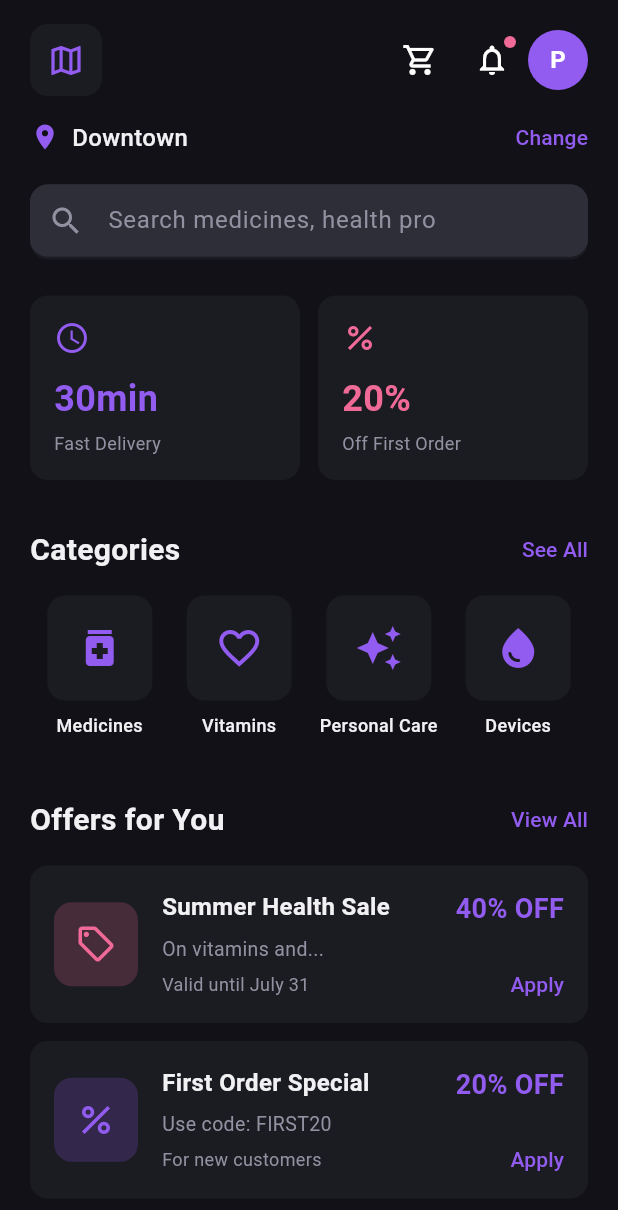
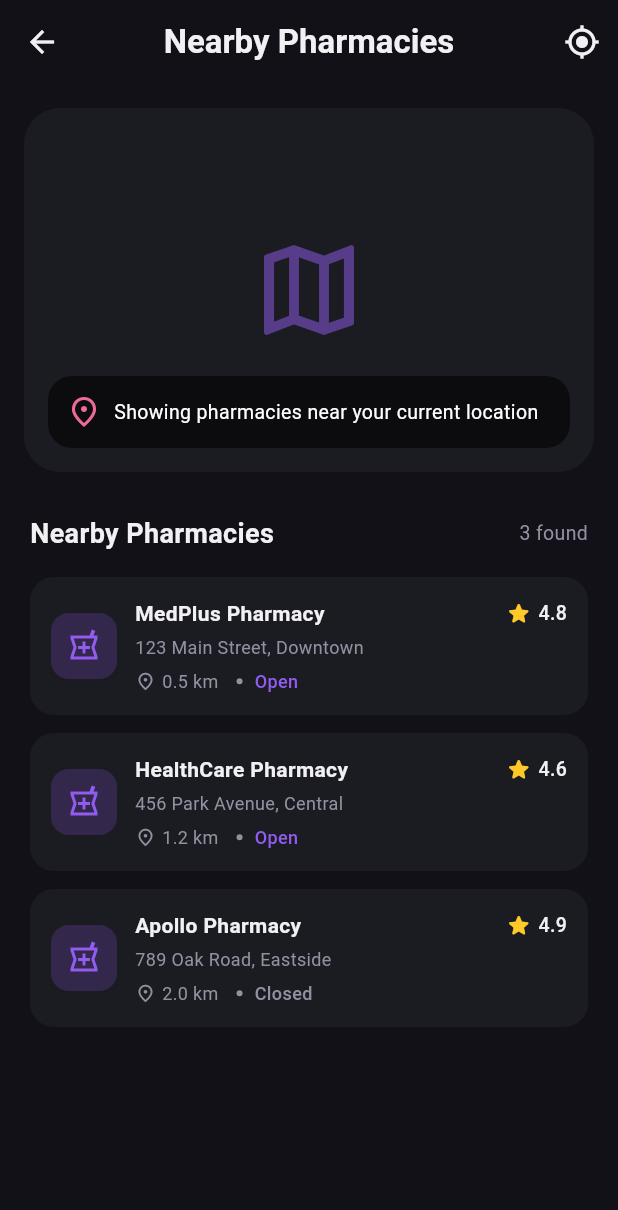
Before and after one commit to PeterBotros/Blitzora, a Flutter app: the HomePage screen opened by its route, after a tap on the "map" icon, on a phone screen of 412 x 824 dp. Shown: the top 1210 px of the screen. Run offline on Flutter 3.47's test engine with Material 3 defaults, Android fonts, the phone set to English and light mode, and no system bars; our stand-ins replace dartz, dio, equatable, flutter_bloc, get_it.

Commit message:
adding map-page

```diff
--- a/front-end/lib/core/navigation/app_navigator.dart
+++ b/front-end/lib/core/navigation/app_navigator.dart
@@ -82,6 +82,11 @@ class AppNavigator {
     return pushNamed<T>(context, AppRoutes.dashboard);
   }
 
+  /// Navigate to Map screen
+  static Future<T?> toMapScreen<T>(BuildContext context) {
+    return pushNamed<T>(context, AppRoutes.mapScreen);
+  }
+
   /// Navigate to Profile
   static Future<T?> toProfile<T>(BuildContext context) {
     return pushNamed<T>(context, AppRoutes.profile);
--- a/front-end/lib/core/routes/app_routes.dart
+++ b/front-end/lib/core/routes/app_routes.dart
@@ -11,6 +11,9 @@ class AppRoutes {
   static const String home = '/';
   static const String dashboard = '/dashboard';
 
+  // Map Routes
+  static const String mapScreen = '/map';
+
   // Profile Routes
   static const String profile = '/profile';
 
--- a/front-end/lib/core/routes/route_generator.dart
+++ b/front-end/lib/core/routes/route_generator.dart
@@ -4,6 +4,7 @@ import '../../features/auth/presentation/pages/sign_in_page.dart';
 import '../../features/auth/presentation/pages/sign_up_page.dart';
 import '../../features/home/presentation/pages/home_page.dart';
 import '../../features/profile/presentation/pages/profile_page.dart';
+import '../../features/map/presentation/pages/map_page.dart';
 import '../theme/app_transitions.dart';
 import 'app_routes.dart';
 
@@ -32,6 +33,12 @@ class RouteGenerator {
       case AppRoutes.home:
         return _buildRoute(
           const HomePage(),
+          settings: settings,
+        );
+
+      case AppRoutes.mapScreen:
+        return _buildRoute(
+          const MapScreenPage(),
           settings: settings,
         );
 
--- a/front-end/lib/features/home/presentation/pages/home_page.dart
+++ b/front-end/lib/features/home/presentation/pages/home_page.dart
@@ -1,5 +1,6 @@
 import 'package:flutter/material.dart';
 import '../../../../core/constants/colors/app_colors.dart';
+import '../../../../core/navigation/app_navigator.dart';
 import '../widgets/promo_card.dart';
 import '../widgets/category_item.dart';
 import '../widgets/offer_card.dart';
@@ -245,89 +246,6 @@ class _HomePageState extends State<HomePage> {
                   ],
                 ),
               ),
-
-              const SizedBox(height: 40),
-
-              // Nearby Pharmacies Section
-              Padding(
-                padding: const EdgeInsets.symmetric(horizontal: 20),
-                child: Row(
-                  mainAxisAlignment: MainAxisAlignment.spaceBetween,
-                  children: [
-                    Text(
-                      'Nearby Pharmacies',
-                      style: TextStyle(
-                        color: foregroundColor,
-                        fontSize: 20,
-                        fontWeight: FontWeight.bold,
-                      ),
-                    ),
-                    TextButton(
-                      onPressed: () {},
-                      style: TextButton.styleFrom(
-                        padding: EdgeInsets.zero,
-                        minimumSize: Size.zero,
-                        tapTargetSize: MaterialTapTargetSize.shrinkWrap,
-                      ),
-                      child: Text(
-                        'View Map',
-                        style: TextStyle(
-                          color: primaryColor,
-                          fontSize: 14,
-                          fontWeight: FontWeight.w500,
-                        ),
-                      ),
-                    ),
-                  ],
-                ),
-              ),
-              const SizedBox(height: 16),
-              Padding(
-                padding: const EdgeInsets.symmetric(horizontal: 20),
-                child: Column(
-                  children: [
-                    PharmacyCard(
-                      name: 'MedPlus Pharmacy',
-                      address: '123 Main Street, Downtown',
-                      rating: 4.8,
-                      distance: '0.5 km',
-                      isOpen: true,
-                      primaryColor: primaryColor,
-                      accentColor: accentColor,
-                      cardColor: cardColor,
-                      foregroundColor: foregroundColor,
-                      mutedColor: mutedForegroundColor,
-                    ),
-                    const SizedBox(height: 12),
-                    PharmacyCard(
-                      name: 'HealthCare Pharmacy',
-                      address: '456 Park Avenue, Central',
-                      rating: 4.6,
-                      distance: '1.2 km',
-                      isOpen: true,
-                      primaryColor: primaryColor,
-                      accentColor: accentColor,
-                      cardColor: cardColor,
-                      foregroundColor: foregroundColor,
-                      mutedColor: mutedForegroundColor,
-                    ),
-                    const SizedBox(height: 12),
-                    PharmacyCard(
-                      name: 'Apollo Pharmacy',
-                      address: '789 Oak Road, Eastside',
-                      rating: 4.9,
-                      distance: '2.0 km',
-                      isOpen: false,
-                      primaryColor: primaryColor,
-                      accentColor: accentColor,
-                      cardColor: cardColor,
-                      foregroundColor: foregroundColor,
-                      mutedColor: mutedForegroundColor,
-                    ),
-                  ],
-                ),
-              ),
-              const SizedBox(height: 20),
             ],
           ),
         ),
--- a/front-end/lib/features/home/presentation/widgets/home_top_bar.dart
+++ b/front-end/lib/features/home/presentation/widgets/home_top_bar.dart
@@ -22,7 +22,9 @@ class HomeTopBar extends StatelessWidget {
         children: [
           // Map shortcut button
           InkWell(
-            onTap: () {},
+            onTap: () {
+              AppNavigator.toMapScreen(context);
+            },
             borderRadius: BorderRadius.circular(12),
             child: Container(
               width: 48,
--- /dev/null
+++ b/front-end/lib/features/map/presentation/pages/map_page.dart
@@ -0,0 +1,303 @@
+import 'package:flutter/material.dart';
+
+import '../../../../core/constants/colors/app_colors.dart';
+
+/// Map screen showing nearby pharmacies on a map view
+class MapScreenPage extends StatelessWidget {
+  const MapScreenPage({super.key});
+
+  @override
+  Widget build(BuildContext context) {
+    final primaryColor = AppColors.toColor(AppColors.darkPrimary);
+    final accentColor = AppColors.toColor(AppColors.darkAccent);
+    final backgroundColor = AppColors.toColor(AppColors.darkBackground);
+    final cardColor = AppColors.toColor(AppColors.darkCard);
+    final foregroundColor = AppColors.toColor(AppColors.darkForeground);
+    final mutedForegroundColor =
+        AppColors.toColor(AppColors.darkMutedForeground);
+
+    return Scaffold(
+      backgroundColor: backgroundColor,
+      appBar: AppBar(
+        backgroundColor: backgroundColor,
+        elevation: 0,
+        iconTheme: IconThemeData(color: foregroundColor),
+        title: Text(
+          'Nearby Pharmacies',
+          style: TextStyle(
+            color: foregroundColor,
+            fontWeight: FontWeight.bold,
+          ),
+        ),
+        actions: [
+          IconButton(
+            icon: const Icon(Icons.my_location_outlined),
+            onPressed: () {
+              // TODO: Center map on current location
+            },
+          ),
+        ],
+      ),
+      body: Column(
+        children: [
+          // Map placeholder
+          AspectRatio(
+            aspectRatio: 3 / 2,
+            child: Container(
+              margin: const EdgeInsets.all(16),
+              decoration: BoxDecoration(
+                color: cardColor,
+                borderRadius: BorderRadius.circular(24),
+              ),
+              child: Stack(
+                children: [
+                  // TODO: Replace with real map widget (e.g. GoogleMap)
+                  Center(
+                    child: Icon(
+                      Icons.map_outlined,
+                      size: 80,
+                      color: primaryColor.withOpacity(0.5),
+                    ),
+                  ),
+                  Positioned(
+                    left: 16,
+                    bottom: 16,
+                    right: 16,
+                    child: Container(
+                      padding: const EdgeInsets.all(12),
+                      decoration: BoxDecoration(
+                        color: Colors.black.withOpacity(0.55),
+                        borderRadius: BorderRadius.circular(16),
+                      ),
+                      child: Row(
+                        children: [
+                          Icon(
+                            Icons.place_outlined,
+                            color: accentColor,
+                          ),
+                          const SizedBox(width: 8),
+                          Expanded(
+                            child: Text(
+                              'Showing pharmacies near your current location',
+                              style: TextStyle(
+                                color: Colors.white,
+                                fontSize: 13,
+                              ),
+                            ),
+                          ),
+                        ],
+                      ),
+                    ),
+                  ),
+                ],
+              ),
+            ),
+          ),
+          Expanded(
+            child: Container(
+              decoration: BoxDecoration(
+                color: backgroundColor,
+                borderRadius: const BorderRadius.vertical(
+                  top: Radius.circular(24),
+                ),
+              ),
+              child: ListView(
+                padding:
+                    const EdgeInsets.symmetric(horizontal: 20, vertical: 12),
+                children: [
+                  Row(
+                    mainAxisAlignment: MainAxisAlignment.spaceBetween,
+                    children: [
+                      Text(
+                        'Nearby Pharmacies',
+                        style: TextStyle(
+                          color: foregroundColor,
+                          fontSize: 18,
+                          fontWeight: FontWeight.bold,
+                        ),
+                      ),
+                      Text(
+                        '3 found',
+                        style: TextStyle(
+                          color: mutedForegroundColor,
+                          fontSize: 13,
+                        ),
+                      ),
+                    ],
+                  ),
+                  const SizedBox(height: 16),
+                  _PharmacyListTile(
+                    name: 'MedPlus Pharmacy',
+                    address: '123 Main Street, Downtown',
+                    distance: '0.5 km',
+                    rating: 4.8,
+                    isOpen: true,
+                    primaryColor: primaryColor,
+                    foregroundColor: foregroundColor,
+                    mutedColor: mutedForegroundColor,
+                    cardColor: cardColor,
+                  ),
+                  _PharmacyListTile(
+                    name: 'HealthCare Pharmacy',
+                    address: '456 Park Avenue, Central',
+                    distance: '1.2 km',
+                    rating: 4.6,
+                    isOpen: true,
+                    primaryColor: primaryColor,
+                    foregroundColor: foregroundColor,
+                    mutedColor: mutedForegroundColor,
+                    cardColor: cardColor,
+                  ),
+                  _PharmacyListTile(
+                    name: 'Apollo Pharmacy',
+                    address: '789 Oak Road, Eastside',
+                    distance: '2.0 km',
+                    rating: 4.9,
+                    isOpen: false,
+                    primaryColor: primaryColor,
+                    foregroundColor: foregroundColor,
+                    mutedColor: mutedForegroundColor,
+                    cardColor: cardColor,
+                  ),
+                ],
+              ),
+            ),
+          ),
+        ],
+      ),
+    );
+  }
+}
+
+class _PharmacyListTile extends StatelessWidget {
+  final String name;
+  final String address;
+  final String distance;
+  final double rating;
+  final bool isOpen;
+  final Color primaryColor;
+  final Color foregroundColor;
+  final Color mutedColor;
+  final Color cardColor;
+
+  const _PharmacyListTile({
+    required this.name,
+    required this.address,
+    required this.distance,
+    required this.rating,
+    required this.isOpen,
+    required this.primaryColor,
+    required this.foregroundColor,
+    required this.mutedColor,
+    required this.cardColor,
+  });
+
+  @override
+  Widget build(BuildContext context) {
+    return Container(
+      margin: const EdgeInsets.only(bottom: 12),
+      padding: const EdgeInsets.all(14),
+      decoration: BoxDecoration(
+        color: cardColor,
+        borderRadius: BorderRadius.circular(16),
+      ),
+      child: Row(
+        children: [
+          Container(
+            width: 44,
+            height: 44,
+            decoration: BoxDecoration(
+              color: primaryColor.withOpacity(0.2),
+              borderRadius: BorderRadius.circular(12),
+            ),
+            child: Icon(
+              Icons.local_pharmacy_outlined,
+              color: primaryColor,
+            ),
+          ),
+          const SizedBox(width: 12),
+          Expanded(
+            child: Column(
+              crossAxisAlignment: CrossAxisAlignment.start,
+              children: [
+                Row(
+                  children: [
+                    Expanded(
+                      child: Text(
+                        name,
+                        style: TextStyle(
+                          color: foregroundColor,
+                          fontWeight: FontWeight.w600,
+                        ),
+                      ),
+                    ),
+                    Icon(
+                      Icons.star_rounded,
+                      color: Colors.amber[400],
+                      size: 18,
+                    ),
+                    const SizedBox(width: 4),
+                    Text(
+                      rating.toStringAsFixed(1),
+                      style: TextStyle(
+                        color: foregroundColor,
+                        fontSize: 13,
+                        fontWeight: FontWeight.w500,
+                      ),
+                    ),
+                  ],
+                ),
+                const SizedBox(height: 4),
+                Text(
+                  address,
+                  maxLines: 1,
+                  overflow: TextOverflow.ellipsis,
+                  style: TextStyle(
+                    color: mutedColor,
+                    fontSize: 12,
+                  ),
+                ),
+                const SizedBox(height: 6),
+                Row(
+                  children: [
+                    Icon(
+                      Icons.place_outlined,
+                      size: 14,
+                      color: mutedColor,
+                    ),
+                    const SizedBox(width: 4),
+                    Text(
+                      distance,
+                      style: TextStyle(
+                        color: mutedColor,
+                        fontSize: 12,
+                      ),
+                    ),
+                    const SizedBox(width: 12),
+                    Container(
+                      width: 4,
+                      height: 4,
+                      decoration: BoxDecoration(
+                        shape: BoxShape.circle,
+                        color: mutedColor,
+                      ),
+                    ),
+                    const SizedBox(width: 8),
+                    Text(
+                      isOpen ? 'Open' : 'Closed',
+                      style: TextStyle(
+                        color: isOpen ? primaryColor : mutedColor,
+                        fontSize: 12,
+                        fontWeight: FontWeight.w500,
+                      ),
+                    ),
+                  ],
+                ),
+              ],
+            ),
+          ),
+        ],
+      ),
+    );
+  }
+}
```
